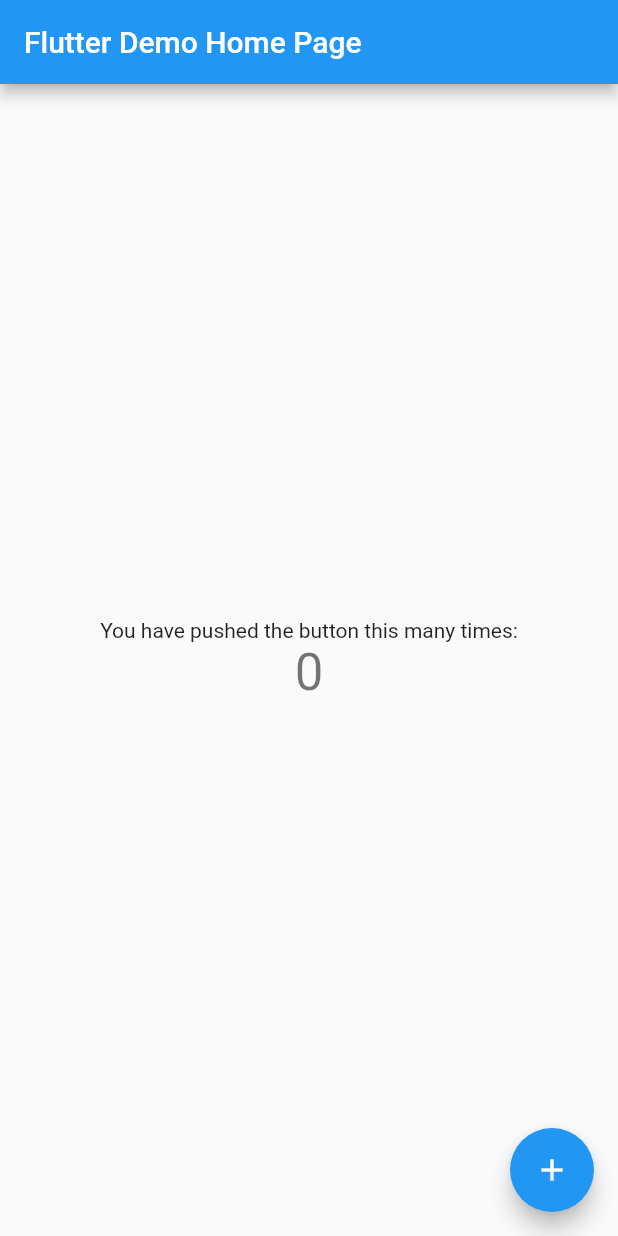
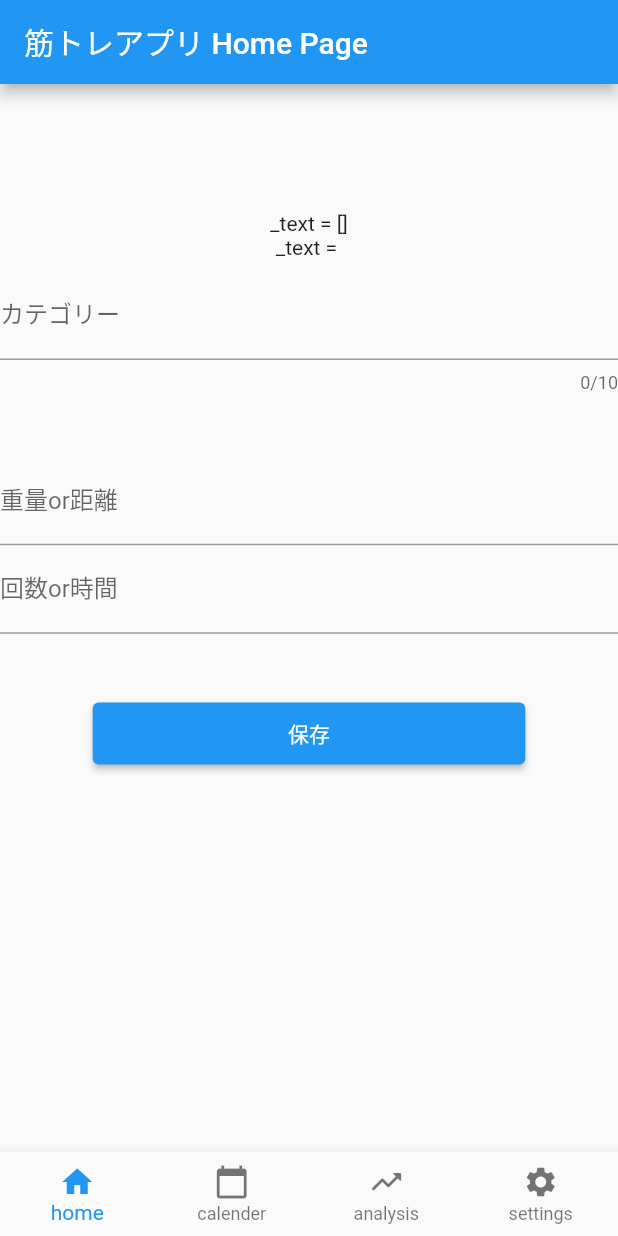
Before and after one commit to maruyama-lion/Training-calendar, a Flutter app: the screen it shows after launch, on a phone screen of 412 x 824 dp. Run offline on Flutter 3.47's test engine with Material 2 defaults, Android fonts, the phone set to English and light mode, and no system bars.

Commit message:
Home screen creation, text posting function creation

```diff
--- /dev/null
+++ b/lib/footer.dart
@@ -0,0 +1,37 @@
+import 'package:flutter/material.dart';
+
+class Footer extends StatefulWidget {
+  // ignore: use_key_in_widget_constructors
+  const Footer();
+
+  @override
+  _Footer createState() => _Footer();
+}
+
+class _Footer extends State {
+  @override
+  Widget build(BuildContext context) {
+    return BottomNavigationBar(
+      items: const <BottomNavigationBarItem>[
+        BottomNavigationBarItem(
+          icon: Icon(Icons.home),
+          label: "home",
+        ),
+        BottomNavigationBarItem(
+          icon: Icon(Icons.calendar_today),
+          label: "calender",
+        ),
+        BottomNavigationBarItem(
+          icon: Icon(Icons.trending_up_rounded),
+          label: "analysis",
+        ),
+        BottomNavigationBarItem(
+          icon: Icon(Icons.settings),
+          label: "settings",
+        ),
+      ],
+      // itemが４つ以上だったら、白飛びしてしまうのでこれで解決する
+      type: BottomNavigationBarType.fixed,
+    );
+  }
+}
--- a/lib/main.dart
+++ b/lib/main.dart
@@ -1,4 +1,7 @@
+// ignore_for_file: avoid_print, unnecessary_brace_in_string_interps
+
 import 'package:flutter/material.dart';
+import 'footer.dart';
 
 void main() {
   runApp(const MyApp());
@@ -25,7 +28,7 @@
         // アプリケーションは再起動されていません。
         primarySwatch: Colors.blue,
       ),
-      home: const MyHomePage(title: 'Flutter Demo Home Page'),
+      home: const MyHomePage(title: '筋トレアプリ Home Page'),
     );
   }
 }
@@ -43,20 +46,24 @@
   final String title;
 
   @override
-  State<MyHomePage> createState() => _MyHomePageState();
+  _MyHomePageState createState() => _MyHomePageState();
 }
 
 class _MyHomePageState extends State<MyHomePage> {
-  int _counter = 0;
+  get home => null;
 
-  void _incrementCounter() {
-    setState(() {
-      // このsetStateの呼び出しは、Flutterフレームワークに、このStateに何か変更があったことを伝え、
-      // 以下のビルドメソッドを再実行させ、更新された値を表示に反映させます。
-      // setState()を呼び出さずに_counterを変更した場合、
-      // ビルドメソッドは再び呼び出されないので、何も起こらないように見えます。
-      _counter += 2;
-    });
+  // テキストフィールドを管理するコントローラを作成
+  // 入力された内容をこのコントローラを使用して取り出します。
+  final textfieldsController = TextEditingController();
+
+  final List<String> _textList = [];
+  String _text = '';
+
+  @override
+  // widgetの破棄時にコントローラも破棄する
+  void dispose() {
+    textfieldsController.dispose();
+    super.dispose();
   }
 
   @override
@@ -66,6 +73,24 @@
     //
     // Flutterフレームワークは、ビルドメソッドの再実行を高速化するように最適化されており、
     // ウィジェットのインスタンスを個別に変更するのではなく、更新が必要なものをすべてリビルドできるようになっています。
+    var _size = MediaQuery.of(context).size;
+
+    void _handleText(String e) {
+      print("call _handleText");
+      print("_text = ${_text}");
+      // ignore: prefer_is_empty
+      if ((e.length > 0)) {
+        // 入力値があるなら、それを反映する。
+        setState(() {
+          _text = e;
+        });
+      } else {
+        setState(() {
+          _text = '';
+        });
+      }
+    }
+
     return Scaffold(
         appBar: AppBar(
           // ここでは、App.buildメソッドで作成されたMyHomePageオブジェクトから値を取得し、
@@ -93,22 +118,73 @@
             // ここでは、mainAxisAlignmentを使用して、子を垂直方向に中央に配置しています。
             // Columnは垂直方向に配置されるので、ここでの主な軸は垂直軸です（交差軸は水平方向になります）。
             mainAxisAlignment: MainAxisAlignment.center,
+            // ignore: prefer_const_literals_to_create_immutables
             children: <Widget>[
-            const Text(
-              'You have pushed the button this many times:',
+              const Spacer(
+                flex: 2,
               ),
-            Text(
-              '$_counter',
-              style: Theme.of(context).textTheme.headline4,
+              Text("_text = ${_textList}"),
+              Text("_text = ${_text}"),
+              const SizedBox(height: 8),
+              Form(
+                child: TextField(
+                    controller: textfieldsController,
+                    decoration: const InputDecoration(labelText: 'カテゴリー'),
+                    // 最大文字数
+                    maxLength: 10,
+                    onChanged: _handleText),
+              ),
+              const Spacer(
+                flex: 1,
+              ),
+              Form(
+                child: Column(
+                  children: <Widget>[
+                    TextFormField(
+                      decoration: const InputDecoration(labelText: '重量or距離'),
+                    ),
+                    TextFormField(
+                      decoration: const InputDecoration(labelText: '回数or時間'),
                     ),
                   ],
                 ),
               ),
-      floatingActionButton: FloatingActionButton(
-        onPressed: _incrementCounter,
-        tooltip: 'Increment',
-        child: const Icon(Icons.add),
-      ), // この末尾のコンマは、ビルドメソッドの自動フォーマットをより良いものにします。
+              const Spacer(
+                flex: 1,
+              ),
+              ElevatedButton(
+                onPressed: () {
+                  setState(() {
+                    _textList.add(_text);
+                    textfieldsController.clear();
+                  });
+                },
+                child: const Text('保存'),
+                style: ElevatedButton.styleFrom(
+                    fixedSize: Size(_size.width * 0.7, _size.height * 0.05)),
+              ),
+              const Spacer(
+                flex: 6,
+              ),
+              // Row(
+              //   children: const <Widget>[
+              //     Text('aaa'),
+              //     Text('bbb'),
+              //   ],
+              // ),
+              // const Spacer(
+              //   flex: 3,
+              // ),
+            ],
+          ),
+        ),
+        // このウィジェットはフッター
+        bottomNavigationBar: const Footer()
+        // floatingActionButton: FloatingActionButton(
+        //   onPressed: _incrementCounter,
+        //   tooltip: 'Increment',
+        //   child: const Icon(Icons.add),
+        // ), // この末尾のコンマは、ビルドメソッドの自動フォーマットをより良いものにします。
         );
   }
 }
```
Lines whose indentation alone changed are shown as unchanged.
